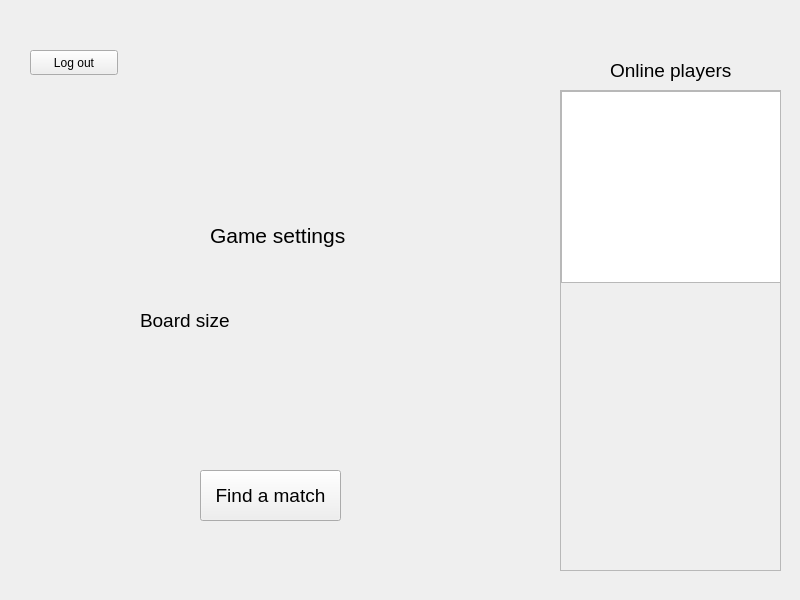
Above: GUI/homepage.ui from nguyenbahoang02/LTM before the change. Below: the same form after it.
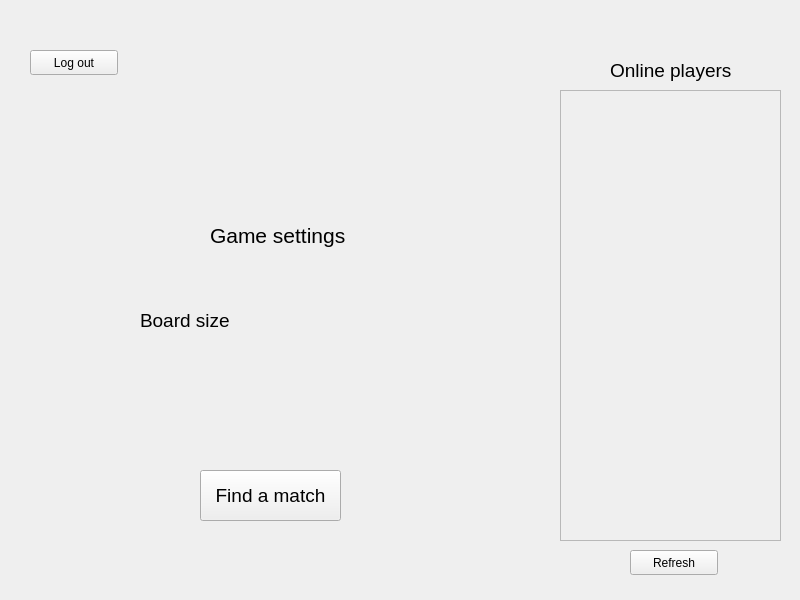
That is the form after the change.

What changed in the file:
```diff
--- a/GUI/homepage.ui
+++ b/GUI/homepage.ui
@@ -94,7 +94,7 @@
      <x>560</x>
      <y>90</y>
      <width>221</width>
-     <height>481</height>
+     <height>451</height>
     </rect>
    </property>
    <property name="widgetResizable">
@@ -106,19 +106,9 @@
       <x>0</x>
       <y>0</y>
       <width>219</width>
-      <height>479</height>
+      <height>449</height>
      </rect>
     </property>
-    <widget class="QListView" name="listView">
-     <property name="geometry">
-      <rect>
-       <x>0</x>
-       <y>0</y>
-       <width>221</width>
-       <height>192</height>
-      </rect>
-     </property>
-    </widget>
    </widget>
   </widget>
   <widget class="QPushButton" name="log_out_btn">
@@ -134,6 +124,19 @@
     <string>Log out</string>
    </property>
   </widget>
+  <widget class="QPushButton" name="get_online_players">
+   <property name="geometry">
+    <rect>
+     <x>630</x>
+     <y>550</y>
+     <width>88</width>
+     <height>25</height>
+    </rect>
+   </property>
+   <property name="text">
+    <string>Refresh</string>
+   </property>
+  </widget>
  </widget>
  <resources/>
  <connections/>
```
